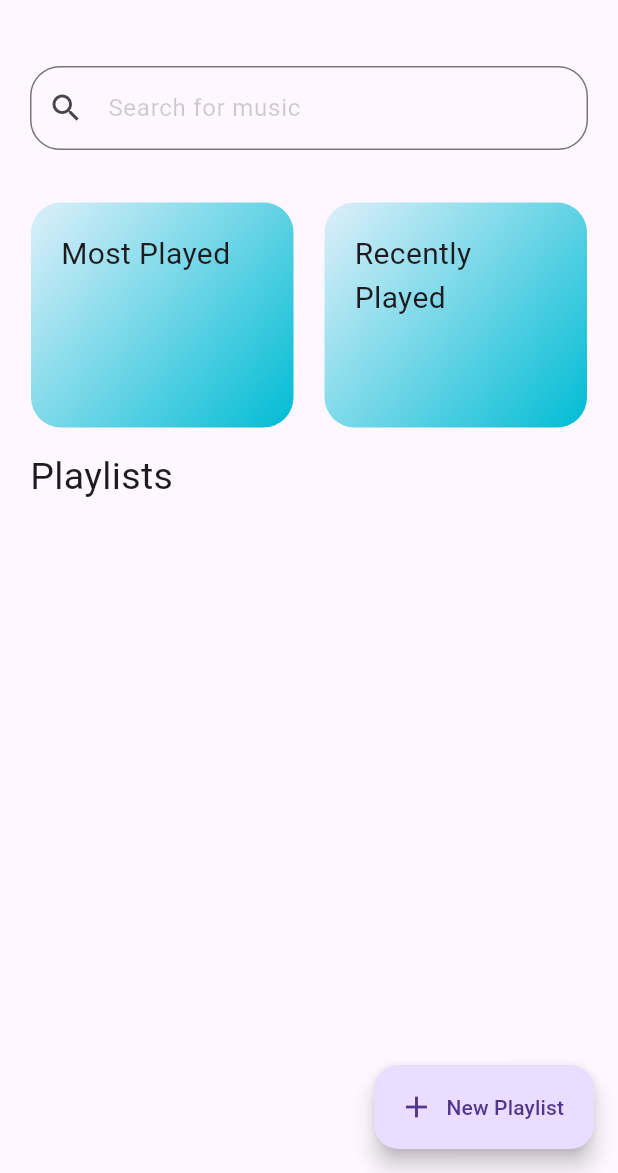
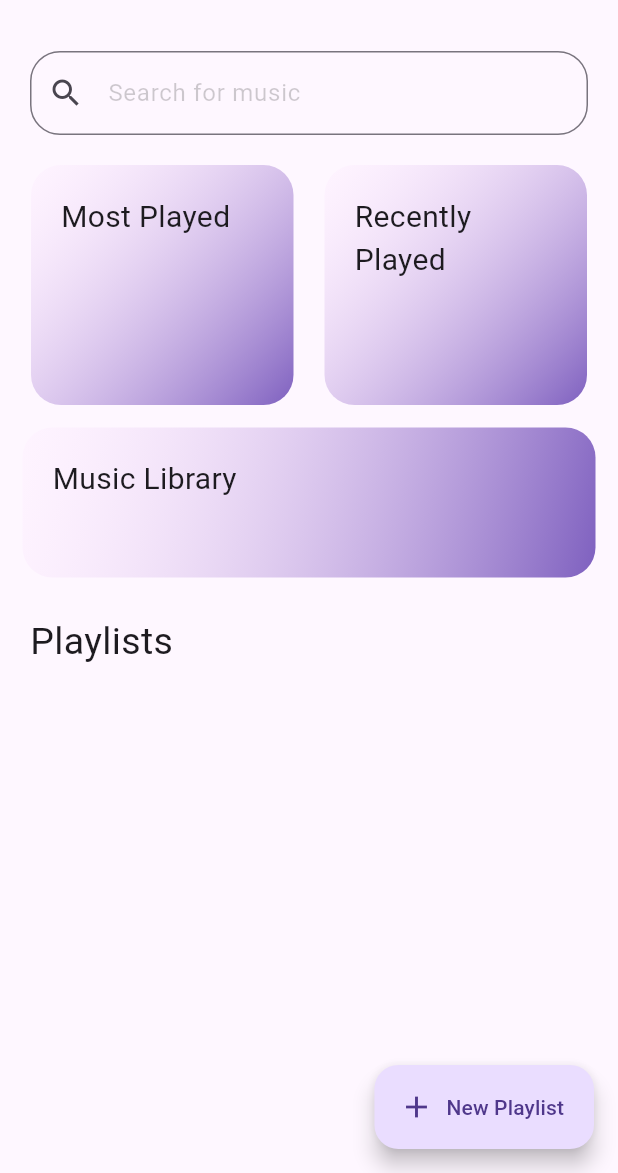
Before and after one commit to shreyaspranav/Lunify, a Flutter app: the screen it shows after launch, on a phone screen of 412 x 824 dp, the part 63-1236 px from its top. Run offline on Flutter 3.47's test engine with Material 3 defaults, Android fonts, the phone set to English and light mode, and no system bars; our stand-ins replace just_audio, permission_handler; missing offline and left inert: audio_metadata_extractor, filesystem_picker; project files that could hold a hidden picture were left out.

Commit message:
chore: Minor UI tweaks and added a library page

```diff
--- a/lib/main.dart
+++ b/lib/main.dart
@@ -2,6 +2,7 @@ import 'package:flutter/material.dart';
 import 'package:lunify/audio_service_provider.dart';
 import 'package:lunify/pages/settings_page.dart';
 import 'package:lunify/tabs/home_tab.dart';
+import 'package:lunify/tabs/library_tab.dart';
 import 'package:lunify/tabs/player_tab.dart';
 import 'package:lunify/tabs/playlist_tab.dart';
 
@@ -44,14 +45,12 @@ class MyApp extends StatefulWidget {
     const PlaylistTab(),
     PlayerTab(),
     const HomeTab(),
-    toBeImplemented,
   ];
 
   static const List<Tab> tabs = <Tab>[
     Tab(icon: Icon(Icons.home_filled)),
     Tab(icon: Icon(Icons.music_note)),
     Tab(icon: Icon(Icons.album)),
-    Tab(icon: Icon(Icons.person_2_sharp))
   ];
 
   @override
@@ -69,7 +68,7 @@ class _MyAppState extends State<MyApp> with SingleTickerProviderStateMixin {
     super.initState();
 
     _tabController = TabController(
-      length: MyApp.tabs.length,
+      length: 3,
       initialIndex: 2,
       vsync: this
     );
@@ -169,8 +168,7 @@ class _MyAppState extends State<MyApp> with SingleTickerProviderStateMixin {
         children: [
           const PlaylistTab(),
           PlayerTab(),
-          const HomeTab(),
-          MyApp.toBeImplemented
+          const HomeTab()
         ]
       ),
           // bottomNavigationBar: BottomAppBar(
--- a/lib/tabs/home_tab.dart
+++ b/lib/tabs/home_tab.dart
@@ -1,4 +1,5 @@
 import 'package:flutter/material.dart';
+import 'package:lunify/tabs/library_tab.dart';
 
 class HomeTab extends StatelessWidget {
   const HomeTab({super.key});
@@ -13,7 +14,7 @@ class HomeTab extends StatelessWidget {
         crossAxisAlignment: CrossAxisAlignment.start,
         children: [
           Container(
-            margin: const EdgeInsets.fromLTRB(20, 30, 20, 30),
+            margin: const EdgeInsets.fromLTRB(20, 20, 20, 20),
             child: const TextField(
               decoration: InputDecoration(
                 border: OutlineInputBorder(
@@ -34,11 +35,11 @@ class HomeTab extends StatelessWidget {
               children: [
                 customContainer(
                   width: 175,
-                  height: 150,
+                  height: 160,
                   displayText: "Most Played",
                   gradient: const LinearGradient(
                     colors: [
-                      Color.fromARGB(32, 0, 188, 212), Color.fromARGB(255, 0, 188, 212)
+                      const Color(0x22FFE1FF), const Color(0xFF7E60BF)
                     ],
                     begin: Alignment.topLeft,
                     end: Alignment.bottomRight,
@@ -50,11 +51,11 @@ class HomeTab extends StatelessWidget {
                 ),
                 customContainer(
                   width: 175,
-                  height: 150,
+                  height: 160,
                   displayText: "Recently Played",
                   gradient: const LinearGradient(
                     colors: [
-                      Color.fromARGB(32, 0, 188, 212), Color.fromARGB(255, 0, 188, 212)
+                      const Color(0x22FFE1FF), const Color(0xFF7E60BF)
                     ],
                     begin: Alignment.topLeft,
                     end: Alignment.bottomRight,
@@ -63,6 +64,28 @@ class HomeTab extends StatelessWidget {
                   onTap: () {}
                 )
               ],
+            ),
+          ),
+          Padding(
+            padding: const EdgeInsets.all(15),
+            child: customContainer(
+              width: MediaQuery.sizeOf(context).width,
+              height: 100,
+              displayText: "Music Library",
+              fontSize: 20,
+              gradient: LinearGradient(
+                colors: [
+                  const Color(0x22FFE1FF), const Color(0xFF7E60BF)
+                ],
+                begin: Alignment.topLeft,
+                end: Alignment.bottomRight,
+              ),
+              onTap: () {
+                Navigator.push(
+                  context,
+                  MaterialPageRoute(builder: (_) => LibraryTab())
+                );
+              },
             ),
           ),
           const Padding(
```
Also changed, not shown: lib/tabs/library_tab.dart (added, +58 -0 lines).
